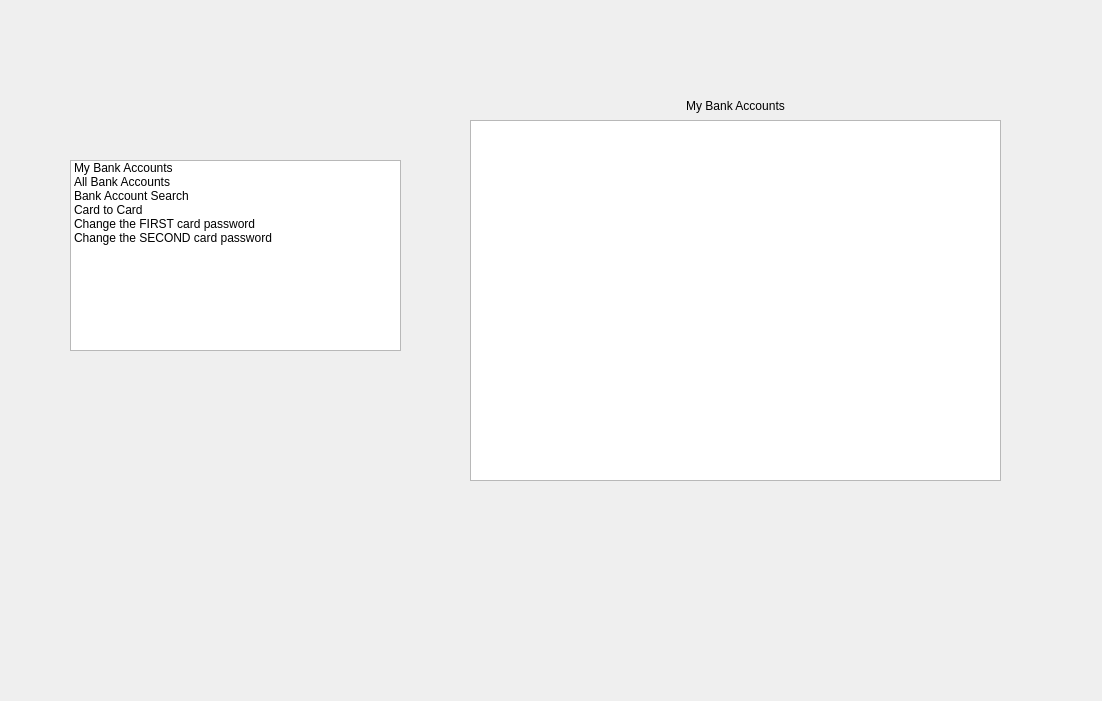
This is UIAP_Final/costumerpanel.ui in a-HA7-z/UIAP_Final as Qt 5 draws it before an edit. The edited form follows.
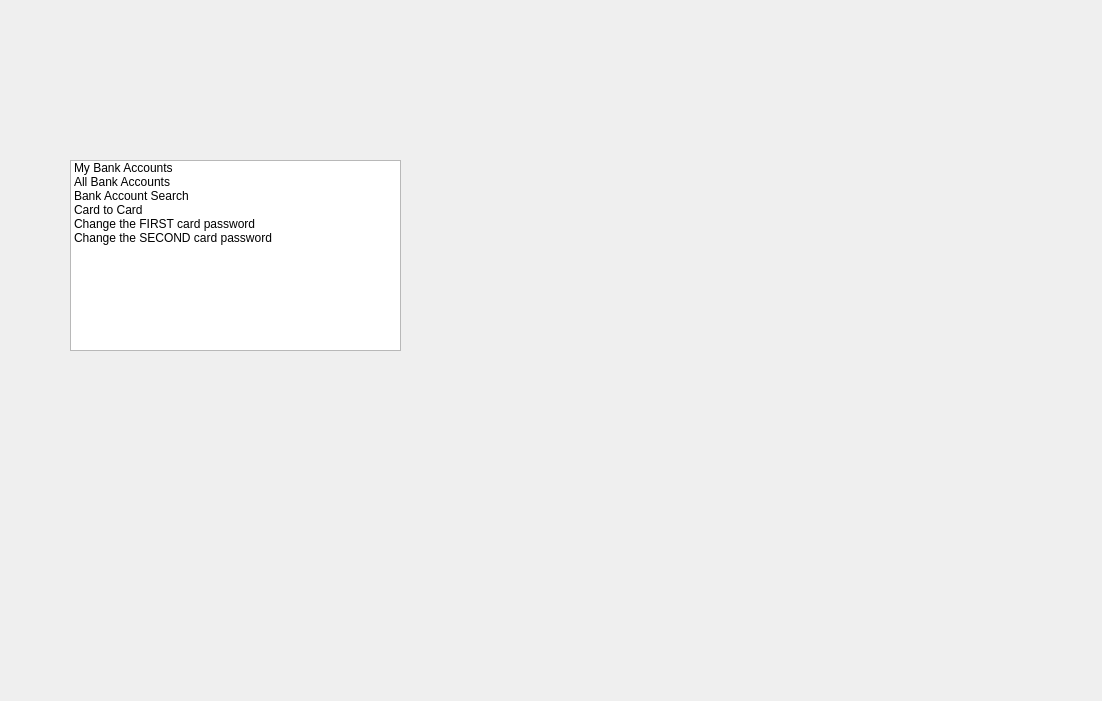
This is the edited form.

Commit message: costumer panel (change first seen of page)

Diff of the .ui file:
```diff
--- a/UIAP_Final/costumerpanel.ui
+++ b/UIAP_Final/costumerpanel.ui
@@ -65,6 +65,7 @@
      <height>551</height>
     </rect>
    </property>
+   <widget class="QWidget" name="blankPage"/>
    <widget class="QWidget" name="MyBankAccounts">
     <widget class="QLabel" name="label">
      <property name="geometry">
```
The commit also changes 3 other files.
